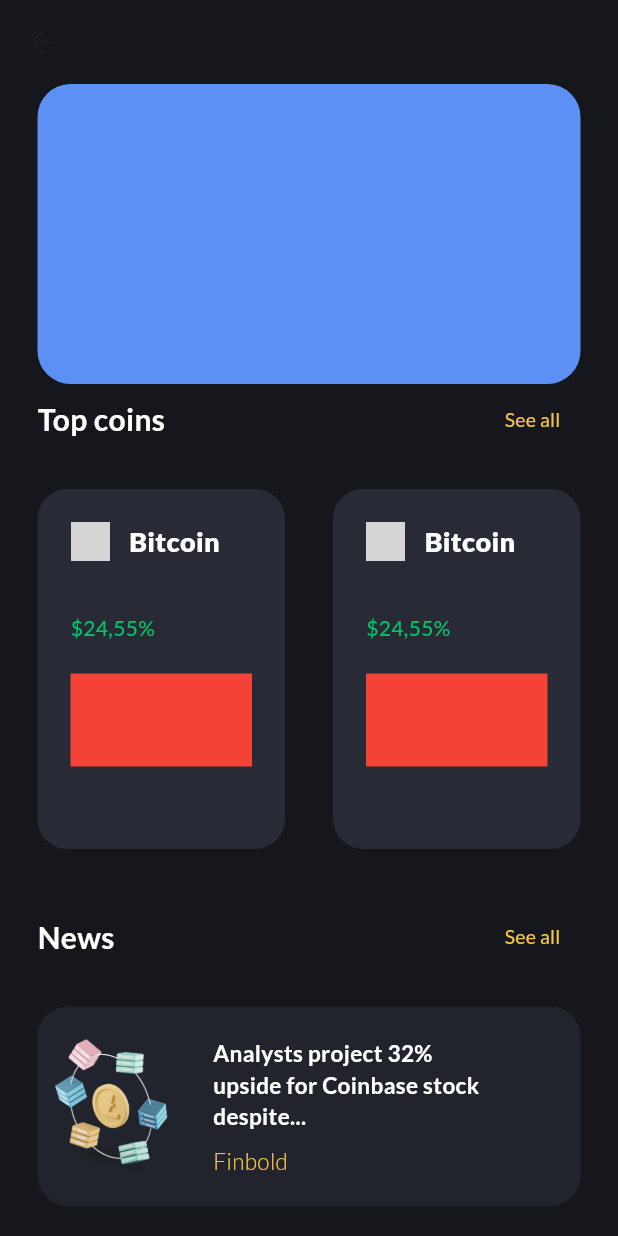
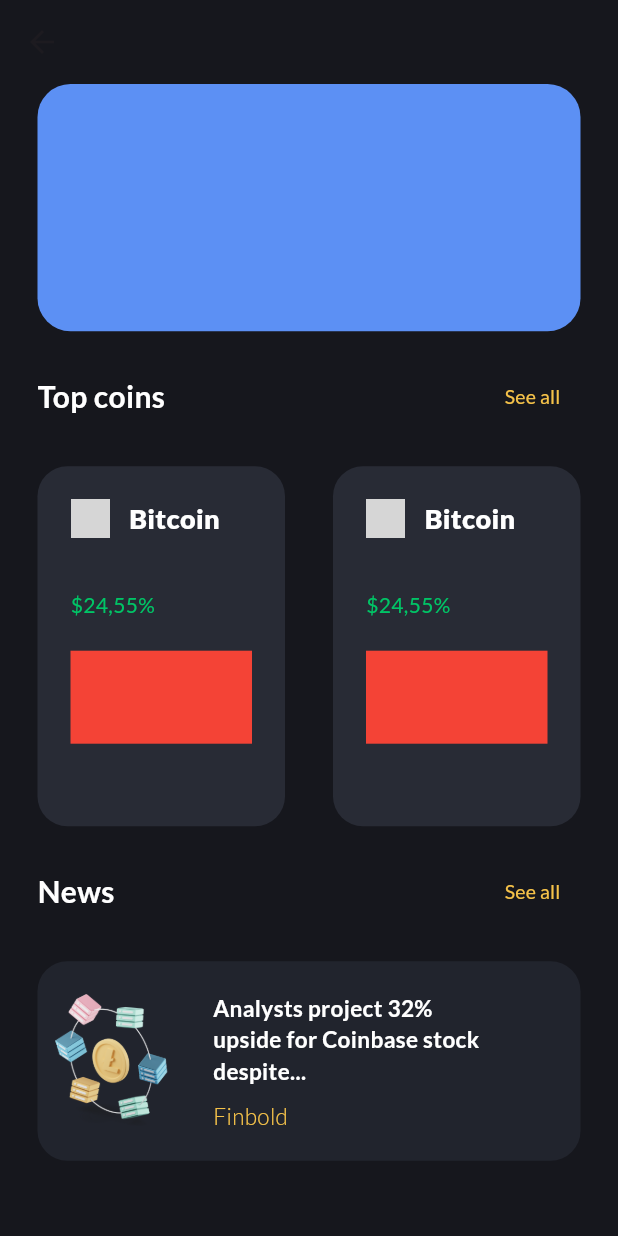
Before and after one commit to rahimov27/crypto-app-flutter, a Flutter app: the screen it shows after launch, after a tap on "Skip", after a tap on "Done", after a tap on the "search" icon, on a phone screen of 412 x 824 dp. Run offline on Flutter 3.47's test engine with Material 3 defaults, Android fonts, the phone set to English and light mode, and no system bars; our stand-ins replace google_fonts, introduction_screen; network calls fail; grey boxes are pictures that could not be loaded.

Commit message:
pre adding providers

```diff
--- a/lib/main.dart
+++ b/lib/main.dart
@@ -1,4 +1,4 @@
-import 'package:crypto_project/ui/on_boarding_screen.dart';
+import 'package:crypto_project/ui/welcome_page.dart';
 import 'package:flutter/material.dart';
 import 'package:google_fonts/google_fonts.dart';
 
--- /dev/null
+++ b/lib/providers/coin_prices_provider.dart
@@ -0,0 +1,5 @@
+import 'package:flutter/material.dart';
+
+class CoinPricesProvider extends ChangeNotifier{
+
+}
--- a/lib/ui/screen1.dart
+++ b/lib/ui/home_page.dart
@@ -3,7 +3,7 @@ import 'dart:core';
 
 // import 'package:chart_sparkline/chart_sparkline.dart';
 import 'package:crypto_project/common_widgets/my_price_widget.dart';
-import 'package:crypto_project/ui/price_graph.dart';
+import 'package:crypto_project/ui/price_page.dart';
 import 'package:flutter/material.dart';
 import 'package:web_socket_channel/web_socket_channel.dart';
 
--- a/lib/ui/price_graph.dart
+++ b/lib/ui/price_page.dart
@@ -14,18 +14,19 @@ class PriceGraph extends StatelessWidget {
         padding: const EdgeInsets.symmetric(horizontal: 25.0),
         child: SingleChildScrollView(
           child: Column(
+            crossAxisAlignment: CrossAxisAlignment.stretch,
             children: [
               Container(
-                width: 364,
-                height: 200,
+                height: MediaQuery.of(context).size.height *
+                    0.2, // Adjust the height according to the screen size
                 decoration: BoxDecoration(
-                    borderRadius: BorderRadius.circular(22),
-                    color: Color(0xff5C90F4)),
+                  borderRadius: BorderRadius.circular(22),
+                  color: Color(0xff5C90F4),
+                ),
               ),
+              SizedBox(height: 20), // Add some space
               TopCoinsWidget(btcPrice: btcPrice),
-              SizedBox(
-                height: 35,
-              ),
+              SizedBox(height: 20), // Add some space
               NewsWidget(),
             ],
           ),
--- a/lib/ui/on_boarding_screen.dart
+++ b/lib/ui/welcome_page.dart
@@ -1,5 +1,5 @@
 import 'package:crypto_project/resources/resources.dart';
-import 'package:crypto_project/ui/screen1.dart';
+import 'package:crypto_project/ui/home_page.dart';
 import 'package:flutter/material.dart';
 import 'package:google_fonts/google_fonts.dart';
 import 'package:introduction_screen/introduction_screen.dart';
--- a/pubspec.yaml
+++ b/pubspec.yaml
@@ -40,6 +40,7 @@ dependencies:
   chart_sparkline: ^1.0.15+1
   introduction_screen: ^3.1.14
   spider: ^4.2.2
+  provider: ^6.1.2
 
 dev_dependencies:
   flutter_test:
```
Also changed, not shown: pubspec.lock, 1 other file.
